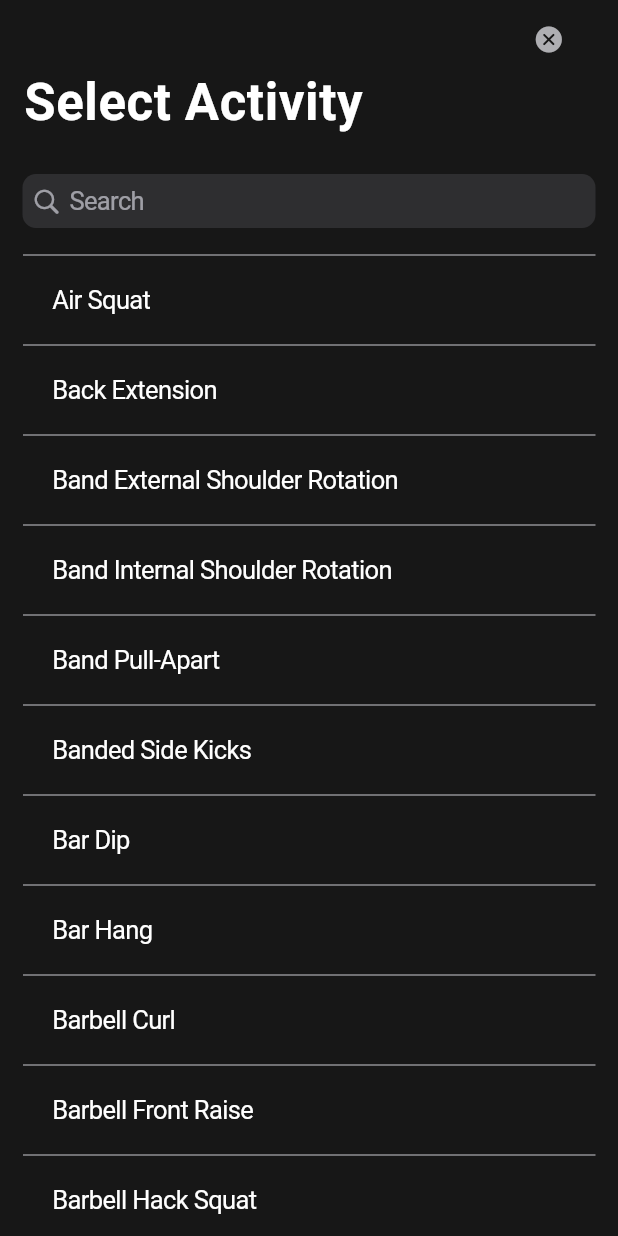
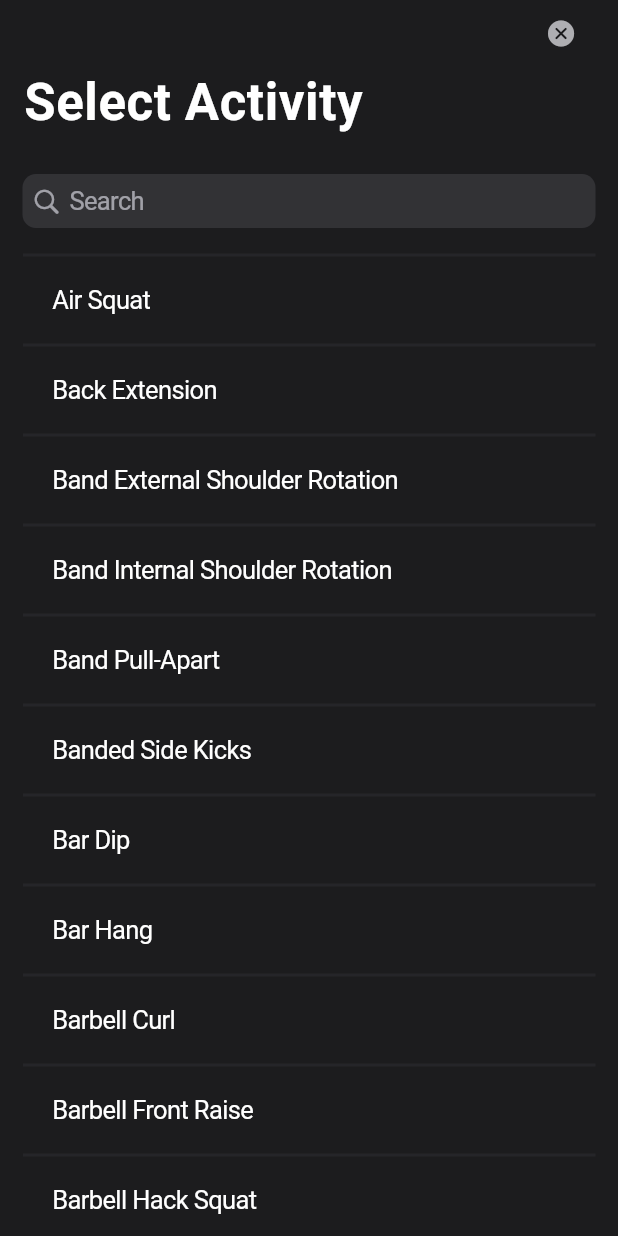
Before and after one commit to ethernetz/hot-summer, a Flutter app: the SelectActivity screen opened directly, on a phone screen of 412 x 824 dp. Run offline on Flutter 3.47's test engine with Material 2 defaults, Android fonts, the phone set to English and light mode, and no system bars; our stand-ins replace cloud_firestore, firebase_auth, firebase_core, firebase_crashlytics, google_fonts, google_sign_in and 2 more; accounts and stored records are empty; network calls fail.

Commit message:
fix colors, icon size for select_activity

```diff
--- a/app/lib/components/select_activity.dart
+++ b/app/lib/components/select_activity.dart
@@ -15,14 +15,15 @@ class _SelectActivityState extends State<SelectActivity> {
   @override
   Widget build(BuildContext context) {
     return CupertinoPageScaffold(
-      backgroundColor: CupertinoColors.darkBackgroundGray,
+      backgroundColor: CupertinoColors.systemGrey6,
       child: NestedScrollView(
         headerSliverBuilder: (BuildContext context, bool innerBoxIsScrolled) {
           return [
             CupertinoSliverNavigationBar(
-              backgroundColor: CupertinoColors.darkBackgroundGray,
+              backgroundColor: CupertinoColors.systemGrey6,
               automaticallyImplyLeading: false,
               trailing: CupertinoButton(
+                padding: EdgeInsets.zero,
                 child: const Icon(
                   CupertinoIcons.xmark_circle_fill,
                   color: CupertinoColors.systemGrey2,
@@ -60,7 +61,6 @@ class _SelectActivityState extends State<SelectActivity> {
                     }
                     var activity = filteredActivites[index - 1];
                     return CupertinoListTile(
-                      backgroundColor: CupertinoColors.darkBackgroundGray,
                       title: Text(
                         activity.displayName,
                         style: const TextStyle(color: Colors.white),
@@ -72,8 +72,8 @@ class _SelectActivityState extends State<SelectActivity> {
                   },
                   separatorBuilder: (BuildContext context, int index) {
                     return const Divider(
-                      color: CupertinoColors.systemGrey,
-                      thickness: 1,
+                      color: CupertinoColors.separator,
+                      thickness: 2,
                     );
                   },
                 ),
```
